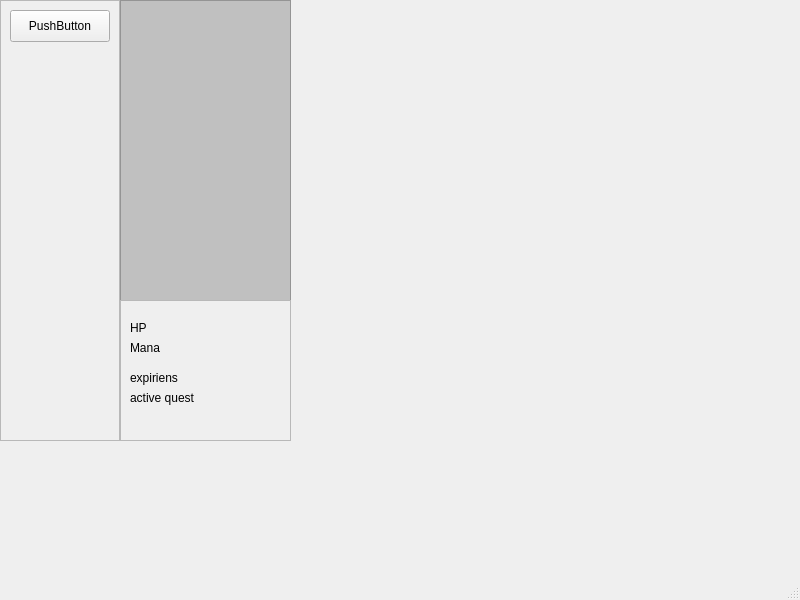
The window that Silently/mainwindow.ui (Observersss/SilentlyTwo) describes before a commit, drawn with Qt 5.
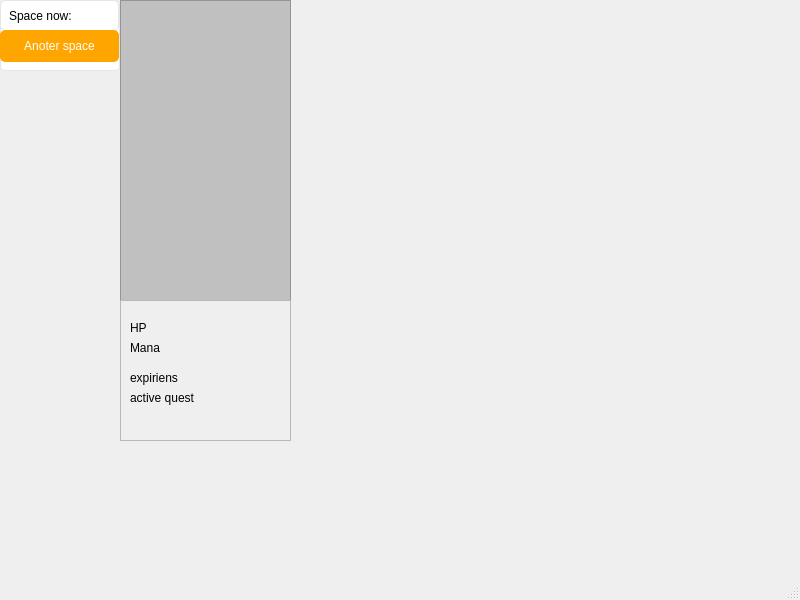
The same window after the commit.

Patch:
```diff
--- a/Silently/mainwindow.ui
+++ b/Silently/mainwindow.ui
@@ -14,36 +14,7 @@
    <string>MainWindow</string>
   </property>
   <widget class="QWidget" name="centralwidget">
-   <widget class="QFrame" name="frame">
-    <property name="geometry">
-     <rect>
-      <x>0</x>
-      <y>0</y>
-      <width>120</width>
-      <height>441</height>
-     </rect>
-    </property>
-    <property name="frameShape">
-     <enum>QFrame::StyledPanel</enum>
-    </property>
-    <property name="frameShadow">
-     <enum>QFrame::Raised</enum>
-    </property>
-    <widget class="QPushButton" name="pushButton_2">
-     <property name="geometry">
-      <rect>
-       <x>10</x>
-       <y>10</y>
-       <width>100</width>
-       <height>32</height>
-      </rect>
-     </property>
-     <property name="text">
-      <string>PushButton</string>
-     </property>
-    </widget>
-   </widget>
-   <widget class="QStackedWidget" name="stackedWidget">
+   <widget class="QStackedWidget" name="spaces">
     <property name="geometry">
      <rect>
       <x>120</x>
@@ -141,7 +112,69 @@
       </widget>
      </widget>
     </widget>
-    <widget class="QWidget" name="page_2"/>
+    <widget class="QWidget" name="Note_space"/>
+   </widget>
+   <widget class="QFrame" name="frame">
+    <property name="geometry">
+     <rect>
+      <x>0</x>
+      <y>0</y>
+      <width>120</width>
+      <height>71</height>
+     </rect>
+    </property>
+    <property name="styleSheet">
+     <string notr="true">border: 1px solid #E6E6E6; /* Граница с нейтральным цветом */
+    background-color: #FFFFFF; /* Фон в белом цвете */
+    border-radius: 5px; /* Закругленные углы */
+    padding: 5px; /* Отступы внутри элемента */</string>
+    </property>
+    <property name="frameShape">
+     <enum>QFrame::StyledPanel</enum>
+    </property>
+    <property name="frameShadow">
+     <enum>QFrame::Raised</enum>
+    </property>
+    <widget class="QLabel" name="info">
+     <property name="geometry">
+      <rect>
+       <x>0</x>
+       <y>0</y>
+       <width>119</width>
+       <height>31</height>
+      </rect>
+     </property>
+     <property name="styleSheet">
+      <string notr="true"> font-size: 12px;
+color:black;</string>
+     </property>
+     <property name="text">
+      <string>Space now:</string>
+     </property>
+    </widget>
+    <widget class="QPushButton" name="change_space">
+     <property name="geometry">
+      <rect>
+       <x>0</x>
+       <y>30</y>
+       <width>119</width>
+       <height>32</height>
+      </rect>
+     </property>
+     <property name="styleSheet">
+      <string notr="true">
+/*color:white;
+background-color:orange;*/
+background-color: #FFA500; /* Оранжевый цвет фона */
+    border: 1px solid #FFA500; /* Граница с цветом фона */
+    color: #FFFFFF; /* Белый цвет текста */
+    padding: 5px 15px; /* Отступы внутри кнопки */
+    border-radius: 5px; /* Закругленные углы */</string>
+     </property>
+     <property name="text">
+      <string>Anoter space</string>
+     </property>
+    </widget>
    </widget>
   </widget>
   <widget class="QMenuBar" name="menubar">
```
Left out of the diff: 2 changed lines with no effect on the pictures.
